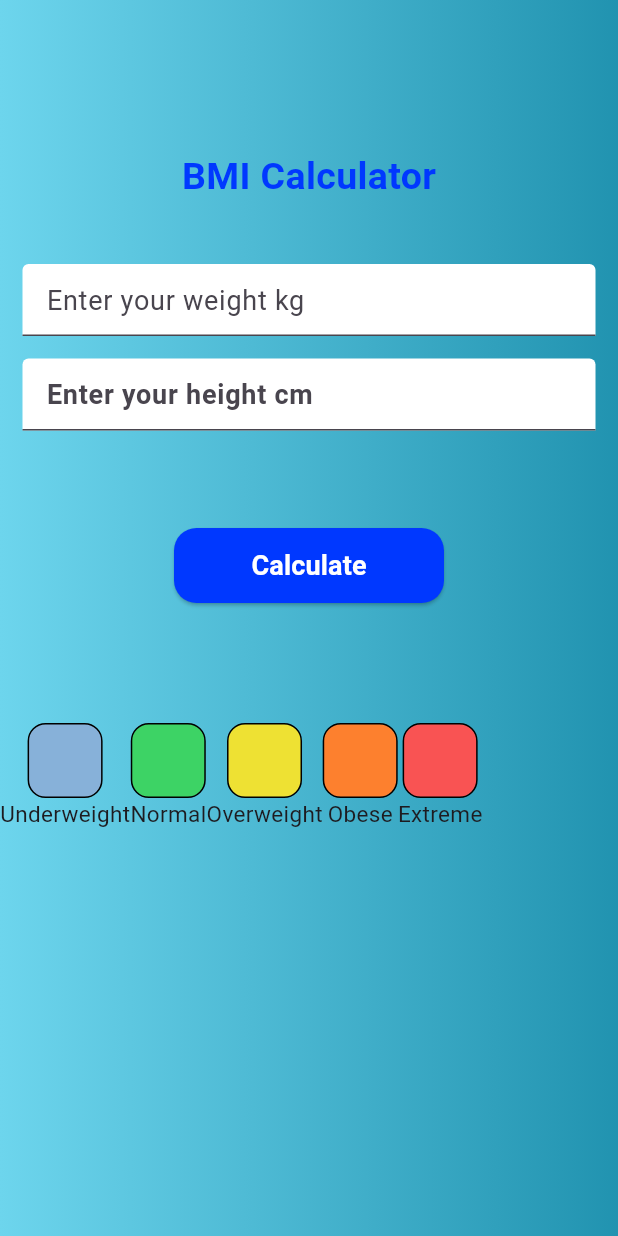
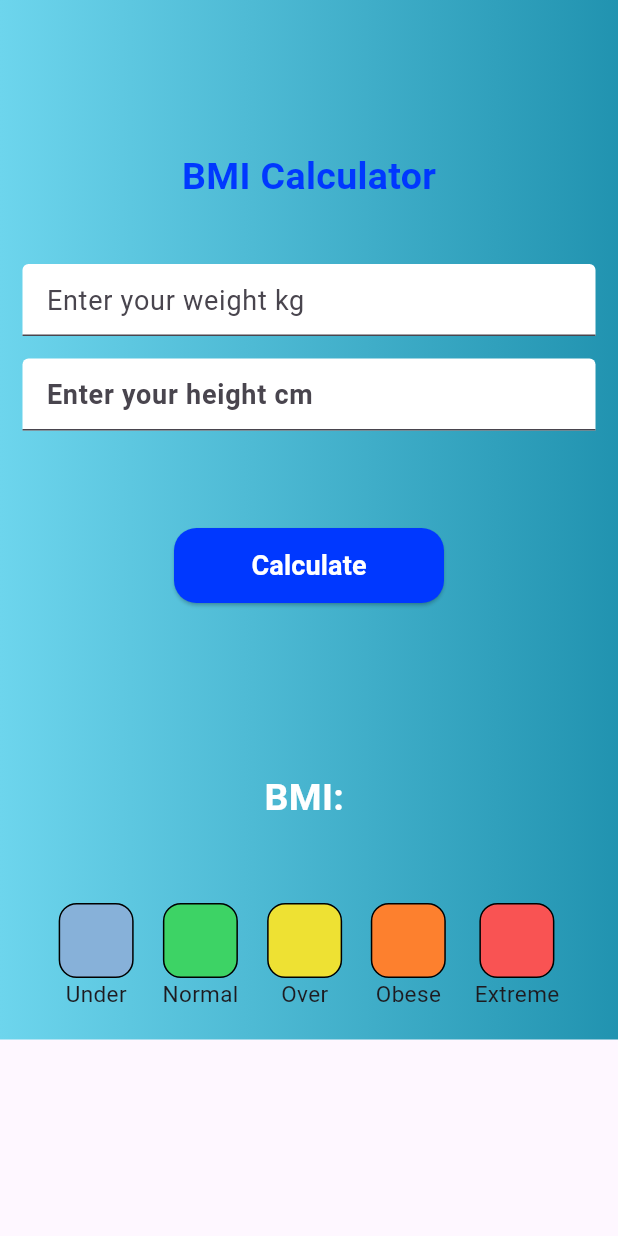
Before and after one commit to moyomelusi65/BMI-Calculator, a Flutter app: the screen it shows after launch, after a tap on "Calculate", on a phone screen of 412 x 824 dp. Run offline on Flutter 3.47's test engine with Material 3 defaults, Android fonts, the phone set to English and light mode, and no system bars.

Commit message:
Add finished code

```diff
--- a/lib/widgets/button.dart
+++ b/lib/widgets/button.dart
@@ -15,15 +15,18 @@ class GoButton extends StatelessWidget {
   @override
   Widget build(BuildContext context) {
     return Padding(
-      padding: const EdgeInsetsGeometry.only(top: 50),
+      padding: const EdgeInsets.only(top: 50),
       child: Center(
         child: SizedBox(
           width: 180,
           height: 50,
           child: ElevatedButton(
             onPressed: () {
+              print("Pressed");
               String weight = weightController.text;
+              print(weight);
               String height = heightController.text;
+              print(height);
               calculate(weight, height);
             },
             style: ButtonStyle(
--- a/lib/widgets/calculator.dart
+++ b/lib/widgets/calculator.dart
@@ -18,13 +18,14 @@ class _BMICalculatorState extends State<BMICalculator> {
 
   void calculateBMI(String weight, String height) async {
     double doubleWeight = double.parse(weight);
-    double doubleHeight = double.parse(height);
+    double doubleHeight = double.parse(height) / 100; // Convert cm to meters
 
     double bmi = (doubleWeight / (doubleHeight * doubleHeight));
 
     setState(() {
       mainResult.text = bmi.toStringAsFixed(2);
       myColor = getBMIColor(bmi); // Use the color function
+      print("BMI: $bmi, Color: $myColor");
     });
   }
 
@@ -44,12 +45,9 @@ class _BMICalculatorState extends State<BMICalculator> {
 
   @override
   Widget build(BuildContext context) {
-    // Height of current screen.
-    double height = MediaQuery.of(context).size.height;
     return Scaffold(
       body: SingleChildScrollView(
         child: Container(
-          height: height,
           decoration: BoxDecoration(
             gradient: LinearGradient(
               colors: [const Color(0xFF6DD5ED), const Color(0xFF2193B0)],
@@ -85,7 +83,7 @@ class _BMICalculatorState extends State<BMICalculator> {
                   ),
                 ),
                 Padding(
-                  padding: EdgeInsetsGeometry.all(15),
+                  padding: const EdgeInsets.all(15),
                   child: TextField(
                     controller: heightController,
                     keyboardType: TextInputType.numberWithOptions(
@@ -109,30 +107,61 @@ class _BMICalculatorState extends State<BMICalculator> {
                   calculate: calculateBMI,
                 ),
                 SizedBox(height: 80),
-
+                Center(
+                  child: Container(
+                    width: 300,
+                    height: 100,
+                    decoration: BoxDecoration(
+                      color: myColor,
+                      borderRadius: BorderRadius.all(Radius.circular(12)),
+                    ),
+                    child: Center(
+                      child: Text(
+                        "BMI: " + mainResult.text,
+                        style: TextStyle(
+                          fontSize: 25,
+                          fontWeight: FontWeight.bold,
+                          color: Colors.white,
+                        ),
+                      ),
+                    ),
+                  ),
+                ),
                 // BMI category color indicators.
-                Center(
+                Padding(
+                  padding: const EdgeInsets.all(20.0),
                   child: Row(
+                    mainAxisAlignment: MainAxisAlignment.spaceEvenly,
                     children: [
-                      CatagoryIndicator(
+                      Flexible(
+                        child: CatagoryIndicator(
                           color: Color(0xFF87B1D9),
-                        label: "Underweight",
+                          label: "Under",
                         ),
-                      CatagoryIndicator(
+                      ),
+                      Flexible(
+                        child: CatagoryIndicator(
                           color: Color(0xFF3DD365),
                           label: "Normal",
                         ),
-                      CatagoryIndicator(
+                      ),
+                      Flexible(
+                        child: CatagoryIndicator(
                           color: Color(0xFFEEE133),
-                        label: "Overweight",
+                          label: "Over",
                         ),
-                      CatagoryIndicator(
+                      ),
+                      Flexible(
+                        child: CatagoryIndicator(
                           color: Color(0xFFFD802E),
                           label: "Obese",
                         ),
-                      CatagoryIndicator(
+                      ),
+                      Flexible(
+                        child: CatagoryIndicator(
                           color: Color(0xFFF95353),
                           label: "Extreme",
+                        ),
                       ),
                     ],
                   ),
```
Also changed, not shown: lib/main.dart (+0 -77 lines). Lines whose indentation alone changed are shown as unchanged.
